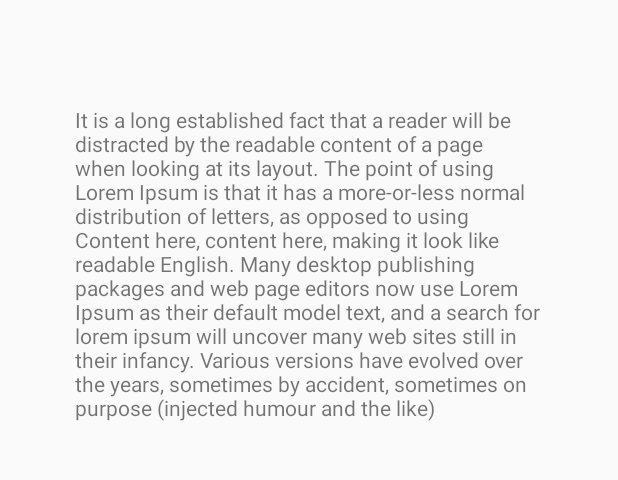
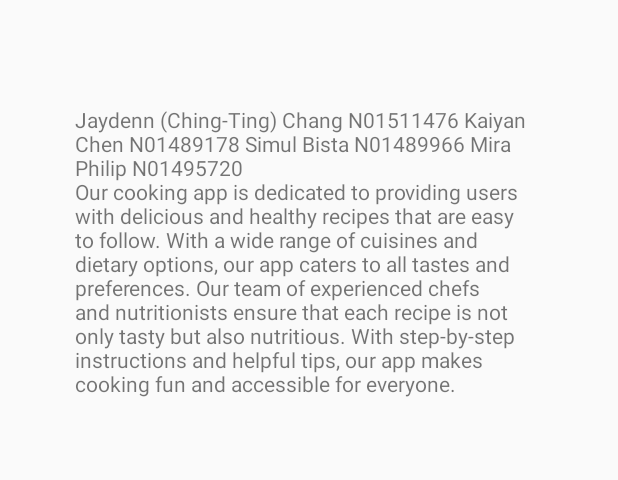
Before and after one commit to dennx2/android-cooking-app, an Android app: the layout activity_pg1_home.xml on its own in the app's theme, with its tools: preview values and no code run, on a phone screen of 412 x 824 dp, the part 525-1005 px from its top. Run offline under Robolectric (Android 15) with nearby library versions, the phone set to English and light mode, and no system bars.

Commit message:
added team members

```diff
--- a/app/src/main/java/com/codecrafters/cookingapp/MainActivity.java
+++ b/app/src/main/java/com/codecrafters/cookingapp/MainActivity.java
@@ -9,6 +9,6 @@ public class MainActivity extends AppCompatActivity {
     @Override
     protected void onCreate(Bundle savedInstanceState) {
         super.onCreate(savedInstanceState);
-        setContentView(R.layout.activity_pg1);
+        setContentView(R.layout.activity_pg1_home);
     }
 }
--- a/app/src/main/res/layout/activity_pg1_home.xml
+++ b/app/src/main/res/layout/activity_pg1_home.xml
@@ -25,7 +25,7 @@
         android:layout_width="0dp"
         android:layout_height="0dp"
         android:layout_margin="50dp"
-        android:text="@string/app_desc"
+        android:text="@string/dev_team"
         app:layout_constraintBottom_toBottomOf="parent"
         app:layout_constraintEnd_toEndOf="parent"
         app:layout_constraintStart_toStartOf="parent"
--- a/app/src/main/res/values/strings.xml
+++ b/app/src/main/res/values/strings.xml
@@ -16,4 +16,11 @@
         <item>A-Z</item>
         <item>Z-A</item>
     </string-array>
+    <string name="dev_team">
+        Jaydenn (Ching-Ting) Chang N01511476
+        Kaiyan Chen N01489178
+        Simul Bista N01489966
+        Mira Philip N01495720
+        \nOur cooking app is dedicated to providing users with delicious and healthy recipes that are easy to follow. With a wide range of cuisines and dietary options, our app caters to all tastes and preferences. Our team of experienced chefs and nutritionists ensure that each recipe is not only tasty but also nutritious. With step-by-step instructions and helpful tips, our app makes cooking fun and accessible for everyone.
+    </string>
 </resources>
```
